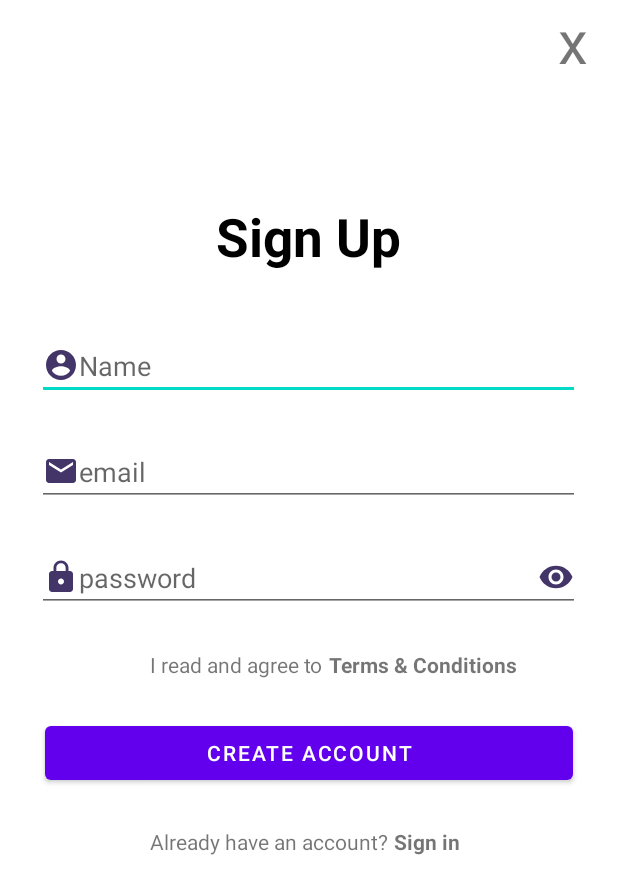
After one commit to BrettDavis1/RelativeLayoutButtons, an Android app: the layout login.xml on its own in the app's theme, with its tools: preview values and no code run, on a phone screen of 412 x 824 dp. The commit adds this screen. Shown: the top 894 px of the screen. Run offline under Robolectric (Android 15) with nearby library versions, the phone set to English and light mode, and no system bars.

Commit message:
Added sign up page and icons

```diff
--- /dev/null
+++ b/app/src/main/res/drawable/ic_baseline_account_circle_24.xml
@@ -0,0 +1,5 @@
+<vector android:height="24dp" android:tint="#443569"
+    android:viewportHeight="24" android:viewportWidth="24"
+    android:width="24dp" xmlns:android="http://schemas.android.com/apk/res/android">
+    <path android:fillColor="@android:color/white" android:pathData="M12,2C6.48,2 2,6.48 2,12s4.48,10 10,10 10,-4.48 10,-10S17.52,2 12,2zM12,5c1.66,0 3,1.34 3,3s-1.34,3 -3,3 -3,-1.34 -3,-3 1.34,-3 3,-3zM12,19.2c-2.5,0 -4.71,-1.28 -6,-3.22 0.03,-1.99 4,-3.08 6,-3.08 1.99,0 5.97,1.09 6,3.08 -1.29,1.94 -3.5,3.22 -6,3.22z"/>
+</vector>
--- /dev/null
+++ b/app/src/main/res/drawable/ic_baseline_lock_24.xml
@@ -0,0 +1,5 @@
+<vector android:height="24dp" android:tint="#443569"
+    android:viewportHeight="24" android:viewportWidth="24"
+    android:width="24dp" xmlns:android="http://schemas.android.com/apk/res/android">
+    <path android:fillColor="@android:color/white" android:pathData="M18,8h-1L17,6c0,-2.76 -2.24,-5 -5,-5S7,3.24 7,6v2L6,8c-1.1,0 -2,0.9 -2,2v10c0,1.1 0.9,2 2,2h12c1.1,0 2,-0.9 2,-2L20,10c0,-1.1 -0.9,-2 -2,-2zM12,17c-1.1,0 -2,-0.9 -2,-2s0.9,-2 2,-2 2,0.9 2,2 -0.9,2 -2,2zM15.1,8L8.9,8L8.9,6c0,-1.71 1.39,-3.1 3.1,-3.1 1.71,0 3.1,1.39 3.1,3.1v2z"/>
+</vector>
--- /dev/null
+++ b/app/src/main/res/drawable/ic_baseline_mail_24.xml
@@ -0,0 +1,5 @@
+<vector android:height="24dp" android:tint="#443569"
+    android:viewportHeight="24" android:viewportWidth="24"
+    android:width="24dp" xmlns:android="http://schemas.android.com/apk/res/android">
+    <path android:fillColor="@android:color/white" android:pathData="M20,4L4,4c-1.1,0 -1.99,0.9 -1.99,2L2,18c0,1.1 0.9,2 2,2h16c1.1,0 2,-0.9 2,-2L22,6c0,-1.1 -0.9,-2 -2,-2zM20,8l-8,5 -8,-5L4,6l8,5 8,-5v2z"/>
+</vector>
--- /dev/null
+++ b/app/src/main/res/drawable/ic_baseline_remove_red_eye_24.xml
@@ -0,0 +1,5 @@
+<vector android:height="24dp" android:tint="#443569"
+    android:viewportHeight="24" android:viewportWidth="24"
+    android:width="24dp" xmlns:android="http://schemas.android.com/apk/res/android">
+    <path android:fillColor="@android:color/white" android:pathData="M12,4.5C7,4.5 2.73,7.61 1,12c1.73,4.39 6,7.5 11,7.5s9.27,-3.11 11,-7.5c-1.73,-4.39 -6,-7.5 -11,-7.5zM12,17c-2.76,0 -5,-2.24 -5,-5s2.24,-5 5,-5 5,2.24 5,5 -2.24,5 -5,5zM12,9c-1.66,0 -3,1.34 -3,3s1.34,3 3,3 3,-1.34 3,-3 -1.34,-3 -3,-3z"/>
+</vector>
--- /dev/null
+++ b/app/src/main/res/layout/login.xml
@@ -0,0 +1,120 @@
+<?xml version="1.0" encoding="utf-8"?>
+<RelativeLayout
+    xmlns:android="http://schemas.android.com/apk/res/android"
+    xmlns:app="http://schemas.android.com/apk/res-auto"
+    android:layout_width="match_parent"
+    android:layout_height="match_parent">
+
+    <TextView
+        android:id="@+id/x"
+        android:layout_width="wrap_content"
+        android:layout_height="wrap_content"
+        android:text="@string/x"
+        android:textSize="40sp"
+        android:layout_marginEnd="20dp"
+        android:layout_alignParentTop="true"
+        android:layout_alignParentEnd="true"
+        />
+    <TextView
+        android:id="@+id/sign_up"
+        android:layout_below="@+id/x"
+        android:textColor="@color/black"
+        android:text="@string/sign_up"
+        android:layout_centerHorizontal="true"
+        android:textStyle="bold"
+        android:textSize="35sp"
+        android:layout_marginTop="80dp"
+        android:layout_width="wrap_content"
+        android:layout_height="wrap_content" />
+
+
+
+    <EditText
+        android:id="@+id/name"
+        android:layout_centerHorizontal="true"
+        android:layout_marginStart="50dp"
+        android:layout_below="@+id/sign_up"
+        android:layout_width="match_parent"
+        android:layout_height="wrap_content"
+        android:hint="@string/name"
+        android:layout_marginTop="40dp"
+        android:textAlignment="textStart"
+        app:drawableStartCompat="@drawable/ic_baseline_account_circle_24"
+        android:inputType="text"
+        android:autofillHints="" />
+
+    <EditText
+        android:id="@+id/email"
+        android:layout_centerHorizontal="true"
+        android:layout_marginTop="25dp"
+        android:layout_marginStart="50dp"
+        android:layout_below="@+id/name"
+        android:layout_width="match_parent"
+        android:layout_height="wrap_content"
+        android:hint="@string/email"
+        android:textAlignment="textStart"
+        app:drawableStartCompat="@drawable/ic_baseline_mail_24"
+        android:inputType="textEmailAddress"
+        android:autofillHints=""/>
+    <EditText
+        android:id="@+id/password"
+        android:layout_centerHorizontal="true"
+        android:layout_marginTop="25dp"
+        android:layout_marginStart="50dp"
+        android:layout_below="@+id/email"
+        android:layout_width="match_parent"
+        android:layout_height="wrap_content"
+        android:hint="@string/password"
+        android:textAlignment="textStart"
+        app:drawableStartCompat="@drawable/ic_baseline_lock_24"
+        app:drawableEndCompat="@drawable/ic_baseline_remove_red_eye_24"
+        android:inputType="textPassword"
+        android:autofillHints=""/>
+    <TextView
+        android:id="@+id/agree"
+        android:layout_marginTop="25dp"
+        android:layout_marginStart="100dp"
+        android:layout_below="@id/password"
+        android:text="@string/i_read_and_agree_to"
+        android:layout_width="wrap_content"
+        android:layout_height="wrap_content" />
+    <TextView
+        android:id="@+id/terms"
+        android:layout_marginTop="25dp"
+        android:textStyle="bold"
+        android:layout_below="@id/password"
+        android:layout_toEndOf="@+id/agree"
+        android:layout_marginStart="4dp"
+        android:text="@string/terms_amp_conditions"
+        android:layout_width="wrap_content"
+        android:layout_height="wrap_content" />
+    <Button
+        android:id="@+id/create"
+        android:layout_centerVertical="true"
+        android:layout_marginTop="25dp"
+        android:layout_marginStart="30dp"
+        android:text="@string/create_account"
+        android:layout_marginEnd="30dp"
+        android:layout_below="@id/agree"
+        android:layout_width="match_parent"
+        android:layout_height="wrap_content"    />
+    <TextView
+        android:id="@+id/already"
+        android:layout_marginStart="100dp"
+        android:layout_marginTop="25dp"
+        android:text="@string/already_have_an_account"
+        android:layout_below="@id/create"
+        android:layout_width="wrap_content"
+        android:layout_height="wrap_content"/>
+    <TextView
+        android:id="@+id/sign_in"
+        android:layout_marginStart="4dp"
+        android:layout_marginTop="25dp"
+        android:layout_below="@id/create"
+        android:layout_toEndOf="@id/already"
+        android:textStyle="bold"
+        android:text="@string/sign_in"
+        android:layout_width="wrap_content"
+        android:layout_height="wrap_content"/>
+
+</RelativeLayout>
--- a/app/src/main/res/values/strings.xml
+++ b/app/src/main/res/values/strings.xml
@@ -13,4 +13,14 @@
     <string name="asterisk">*</string>
     <string name="_0">0</string>
     <string name="pound">#</string>
+    <string name="name">Name</string>
+    <string name="x">x</string>
+    <string name="email">email</string>
+    <string name="password">password</string>
+    <string name="sign_up">Sign Up</string>
+    <string name="i_read_and_agree_to">I read and agree to</string>
+    <string name="terms_amp_conditions"><![CDATA[Terms & Conditions]]></string>
+    <string name="create_account">Create Account</string>
+    <string name="already_have_an_account">Already have an account?</string>
+    <string name="sign_in">Sign in</string>
 </resources>
```
